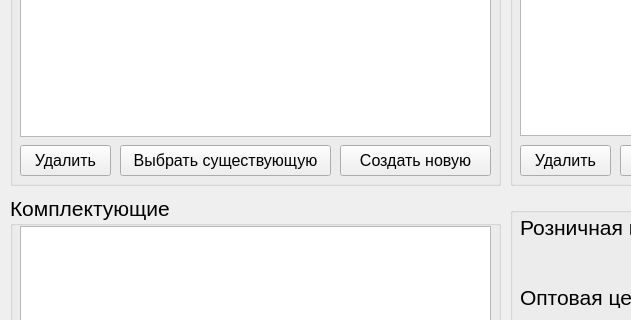
Old version of the form ui/main.ui in the repository adariax/Automation-of-price-calculation; both pictures show x 0 to 631 and y 124 to 444 of the 800 by 600 pixel window.
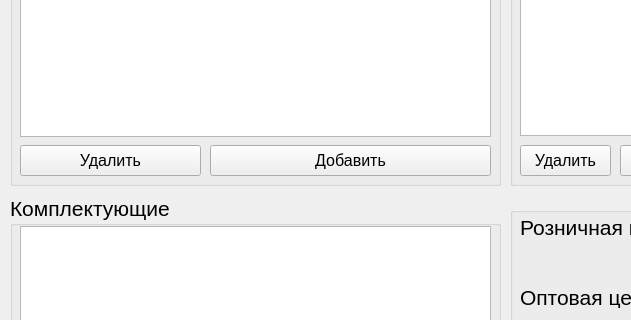
New version of the form.

```diff
--- a/ui/main.ui
+++ b/ui/main.ui
@@ -81,7 +81,7 @@
       <rect>
        <x>10</x>
        <y>200</y>
-       <width>91</width>
+       <width>181</width>
        <height>31</height>
       </rect>
      </property>
@@ -97,9 +97,9 @@
     <widget class="QPushButton" name="add_ex">
      <property name="geometry">
       <rect>
-       <x>110</x>
+       <x>200</x>
        <y>200</y>
-       <width>211</width>
+       <width>281</width>
        <height>31</height>
       </rect>
      </property>
@@ -109,25 +109,7 @@
       </font>
      </property>
      <property name="text">
-      <string>Выбрать существующую</string>
-     </property>
-    </widget>
-    <widget class="QPushButton" name="crt_new">
-     <property name="geometry">
-      <rect>
-       <x>330</x>
-       <y>200</y>
-       <width>151</width>
-       <height>31</height>
-      </rect>
-     </property>
-     <property name="font">
-      <font>
-       <pointsize>12</pointsize>
-      </font>
-     </property>
-     <property name="text">
-      <string>Создать новую</string>
+      <string>Добавить</string>
      </property>
     </widget>
     <widget class="QListWidget" name="parts_list">
```
Left out of the diff: 8 changed lines with no effect on the pictures.
